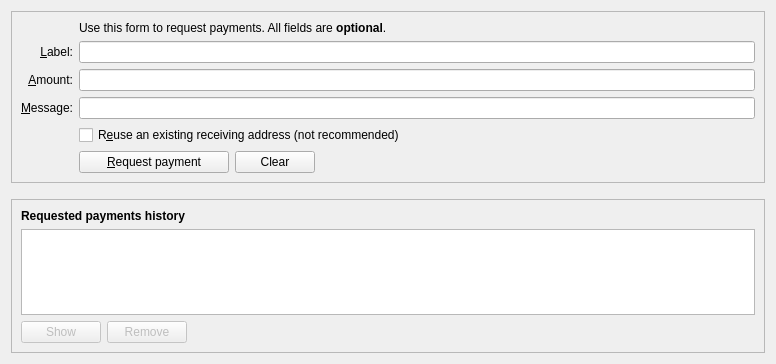
This is src/qt/forms/receivecoinsdialog.ui in bitnet-io/bitnet-core as Qt 5 draws it before an edit. The edited form follows.
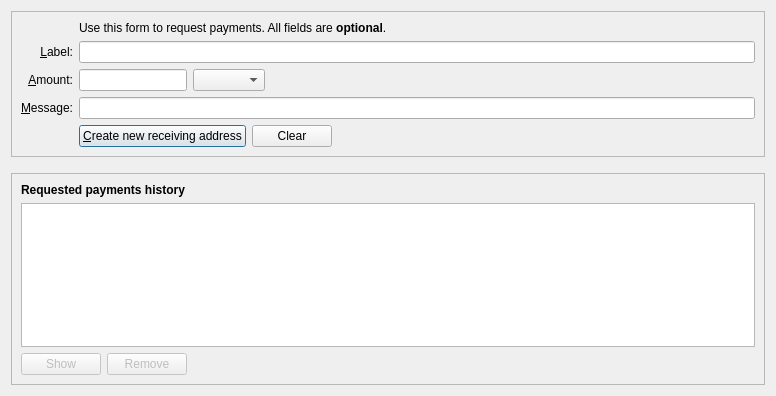
This is the edited form. Icons and pictures are not drawn. Custom widgets are drawn as their Qt base class.

The edit to the form file:
```diff
--- a/src/qt/forms/receivecoinsdialog.ui
+++ b/src/qt/forms/receivecoinsdialog.ui
@@ -1,13 +1,13 @@
 <?xml version="1.0" encoding="UTF-8"?>
 <ui version="4.0">
  <class>ReceiveCoinsDialog</class>
- <widget class="QWidget" name="ReceiveCoinsDialog">
+ <widget class="QDialog" name="ReceiveCoinsDialog">
   <property name="geometry">
    <rect>
     <x>0</x>
     <y>0</y>
     <width>776</width>
-    <height>364</height>
+    <height>396</height>
    </rect>
   </property>
   <layout class="QVBoxLayout" name="verticalLayout" stretch="0,0,1">
@@ -28,20 +28,19 @@
      <layout class="QVBoxLayout" name="verticalLayout_3">
       <item>
        <layout class="QGridLayout" name="gridLayout">
-        <item row="7" column="2">
-         <widget class="QCheckBox" name="reuseAddress">
+        <item row="5" column="0">
+         <widget class="QLabel" name="label">
           <property name="toolTip">
-           <string>Reuse one of the previously used receiving addresses. Reusing addresses has security and privacy issues. Do not use this unless re-generating a payment request made before.</string>
+           <string>An optional amount to request. Leave this empty or zero to not request a specific amount.</string>
           </property>
           <property name="text">
-           <string>R&amp;euse an existing receiving address (not recommended)</string>
+           <string>&amp;Amount:</string>
           </property>
-         </widget>
-        </item>
-        <item row="7" column="0">
-         <widget class="QLabel" name="label_4">
-          <property name="text">
-           <string/>
+          <property name="alignment">
+           <set>Qt::AlignRight|Qt::AlignTrailing|Qt::AlignVCenter</set>
+          </property>
+          <property name="buddy">
+           <cstring>reqAmount</cstring>
           </property>
          </widget>
         </item>
@@ -64,14 +63,7 @@
         <item row="4" column="2">
          <widget class="QLineEdit" name="reqLabel">
           <property name="toolTip">
-           <string>An optional label to associate with the new receiving address.</string>
-          </property>
-         </widget>
-        </item>
-        <item row="6" column="2">
-         <widget class="QLineEdit" name="reqMessage">
-          <property name="toolTip">
-           <string>An optional message to attach to the payment request, which will be displayed when the request is opened. Note: The message will not be sent with the payment over the Bitnet network.</string>
+           <string>An optional label to associate with the new receiving address (used by you to identify an invoice).  It is also attached to the payment request.</string>
           </property>
          </widget>
         </item>
@@ -98,36 +90,14 @@
           </property>
          </widget>
         </item>
-        <item row="5" column="0">
-         <widget class="QLabel" name="label">
+        <item row="6" column="2">
+         <widget class="QLineEdit" name="reqMessage">
           <property name="toolTip">
-           <string>An optional amount to request. Leave this empty or zero to not request a specific amount.</string>
+           <string>An optional message that is attached to the payment request and may be displayed to the sender.</string>
           </property>
-          <property name="text">
-           <string>&amp;Amount:</string>
-          </property>
-          <property name="alignment">
-           <set>Qt::AlignRight|Qt::AlignTrailing|Qt::AlignVCenter</set>
-          </property>
-          <property name="buddy">
-           <cstring>reqAmount</cstring>
-          </property>
          </widget>
         </item>
-        <item row="5" column="2">
-         <widget class="BitcoinAmountField" name="reqAmount">
-          <property name="minimumSize">
-           <size>
-            <width>80</width>
-            <height>0</height>
-           </size>
-          </property>
-          <property name="toolTip">
-           <string>An optional amount to request. Leave this empty or zero to not request a specific amount.</string>
-          </property>
-         </widget>
-        </item>
-        <item row="8" column="2">
+        <item row="7" column="2">
          <layout class="QHBoxLayout" name="horizontalLayout">
           <item>
            <widget class="QPushButton" name="receiveButton">
@@ -138,12 +108,18 @@
              </size>
             </property>
             <property name="text">
-             <string>&amp;Request payment</string>
+             <string>&amp;Create new receiving address</string>
             </property>
             <property name="icon">
-             <iconset resource="../bitcoin.qrc">
+             <iconset resource="../bitnet.qrc">
               <normaloff>:/icons/receiving_addresses</normaloff>:/icons/receiving_addresses</iconset>
             </property>
+            <property name="autoDefault">
+             <bool>false</bool>
+            </property>
+            <property name="default">
+             <bool>true</bool>
+            </property>
            </widget>
           </item>
           <item>
@@ -161,7 +137,7 @@
              <string>Clear</string>
             </property>
             <property name="icon">
-             <iconset resource="../bitcoin.qrc">
+             <iconset resource="../bitnet.qrc">
               <normaloff>:/icons/remove</normaloff>:/icons/remove</iconset>
             </property>
             <property name="autoDefault">
@@ -184,13 +160,74 @@
           </item>
          </layout>
         </item>
-        <item row="8" column="0">
+        <item row="7" column="0">
          <widget class="QLabel" name="label_7">
           <property name="text">
            <string/>
           </property>
          </widget>
         </item>
+        <item row="5" column="2">
+         <layout class="QHBoxLayout" name="horizontalLayout_6">
+          <item>
+           <widget class="BitnetAmountField" name="reqAmount">
+            <property name="sizePolicy">
+             <sizepolicy hsizetype="Fixed" vsizetype="Fixed">
+              <horstretch>0</horstretch>
+              <verstretch>0</verstretch>
+             </sizepolicy>
+            </property>
+            <property name="minimumSize">
+             <size>
+              <width>80</width>
+              <height>0</height>
+             </size>
+            </property>
+            <property name="maximumSize">
+             <size>
+              <width>1000</width>
+              <height>100</height>
+             </size>
+            </property>
+            <property name="toolTip">
+             <string>An optional amount to request. Leave this empty or zero to not request a specific amount.</string>
+            </property>
+           </widget>
+          </item>
+          <item>
+           <widget class="QComboBox" name="addressType">
+            <property name="sizePolicy">
+             <sizepolicy hsizetype="Fixed" vsizetype="Fixed">
+              <horstretch>0</horstretch>
+              <verstretch>0</verstretch>
+             </sizepolicy>
+            </property>
+            <property name="maximumSize">
+             <size>
+              <width>1000</width>
+              <height>16777215</height>
+             </size>
+            </property>
+            <property name="focusPolicy">
+             <enum>Qt::StrongFocus</enum>
+            </property>
+           </widget>
+          </item>
+          <item>
+           <spacer name="horizontalSpacer_3">
+            <property name="orientation">
+             <enum>Qt::Horizontal</enum>
+            </property>
+            <property name="sizeHint" stdset="0">
+             <size>
+              <width>0</width>
+              <height>0</height>
+             </size>
+            </property>
+           </spacer>
+          </item>
+         </layout>
+        </item>
        </layout>
       </item>
      </layout>
@@ -264,8 +301,8 @@
            <string>Show</string>
           </property>
           <property name="icon">
-           <iconset resource="../bitcoin.qrc">
-            <normaloff>:/icons/edit</normaloff>:/icons/edit</iconset>
+           <iconset resource="../bitnet.qrc">
+            <normaloff>:/icons/eye</normaloff>:/icons/eye</iconset>
           </property>
           <property name="autoDefault">
            <bool>false</bool>
@@ -284,7 +321,7 @@
            <string>Remove</string>
           </property>
           <property name="icon">
-           <iconset resource="../bitcoin.qrc">
+           <iconset resource="../bitnet.qrc">
             <normaloff>:/icons/remove</normaloff>:/icons/remove</iconset>
           </property>
           <property name="autoDefault">
@@ -314,17 +351,17 @@
  </widget>
  <customwidgets>
   <customwidget>
-   <class>BitcoinAmountField</class>
+   <class>BitnetAmountField</class>
    <extends>QLineEdit</extends>
-   <header>bitcoinamountfield.h</header>
+   <header>qt/bitnetamountfield.h</header>
    <container>1</container>
   </customwidget>
  </customwidgets>
  <tabstops>
   <tabstop>reqLabel</tabstop>
   <tabstop>reqAmount</tabstop>
+  <tabstop>addressType</tabstop>
   <tabstop>reqMessage</tabstop>
-  <tabstop>reuseAddress</tabstop>
   <tabstop>receiveButton</tabstop>
   <tabstop>clearButton</tabstop>
   <tabstop>recentRequestsView</tabstop>
@@ -332,7 +369,7 @@
   <tabstop>removeRequestButton</tabstop>
  </tabstops>
  <resources>
-  <include location="../bitcoin.qrc"/>
+  <include location="../bitnet.qrc"/>
  </resources>
  <connections/>
 </ui>
```
